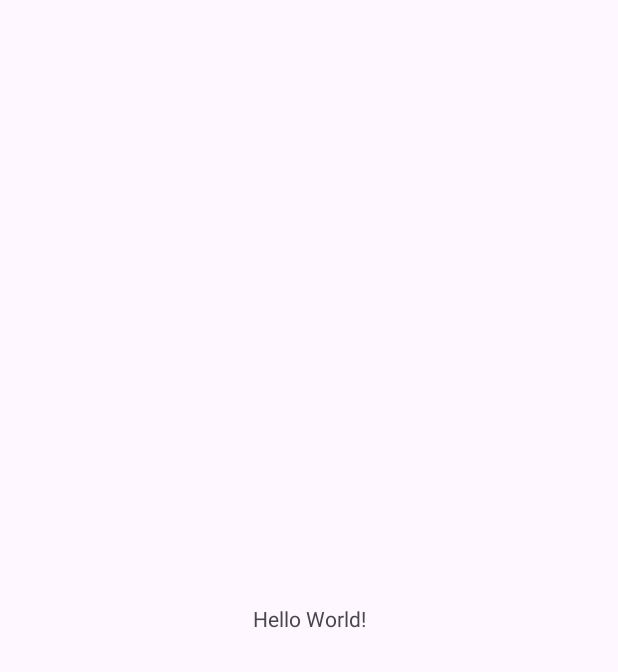
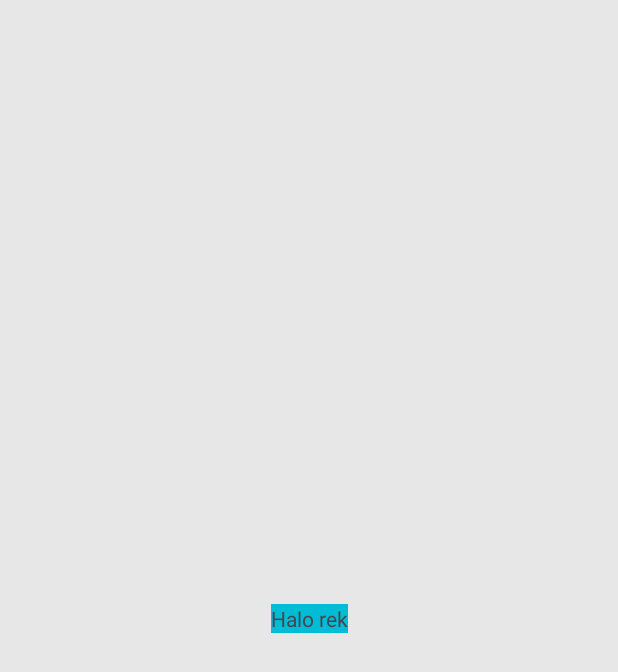
Before and after one commit to MuhammadIzzataArkananta/android-studio, an Android app: the screen it shows after launch (MainActivity), on a phone screen of 412 x 824 dp. Before the commit the part shown is almost empty. Shown: the top 672 px of the screen. Run offline under Robolectric (Android 15) with nearby library versions, the phone set to English and light mode, and no system bars.

Commit message:
4. Android Studio Untuk Siswa SMK - Komponen Android Studio
android studio

```diff
--- a/HelloWorld/app/src/main/res/layout/activity_main.xml
+++ b/HelloWorld/app/src/main/res/layout/activity_main.xml
@@ -5,12 +5,17 @@
     android:id="@+id/main"
     android:layout_width="match_parent"
     android:layout_height="match_parent"
+    android:background="#0FA9A9"
+    android:backgroundTint="#E7E7E7"
     tools:context=".MainActivity">
 
     <TextView
+        android:id="@+id/tvTampil"
         android:layout_width="wrap_content"
         android:layout_height="wrap_content"
-        android:text="Hello World!"
+        android:autoText="false"
+        android:background="#00BCD4"
+        android:text="Halo rek"
         app:layout_constraintBottom_toBottomOf="parent"
         app:layout_constraintEnd_toEndOf="parent"
         app:layout_constraintStart_toStartOf="parent"
```
